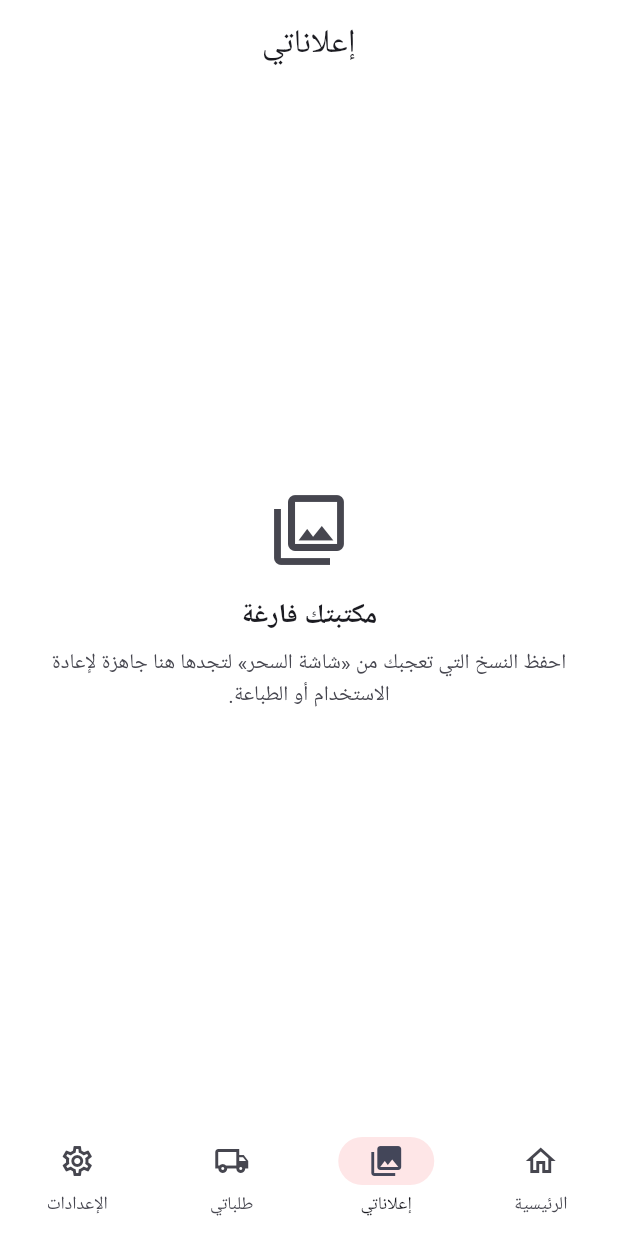
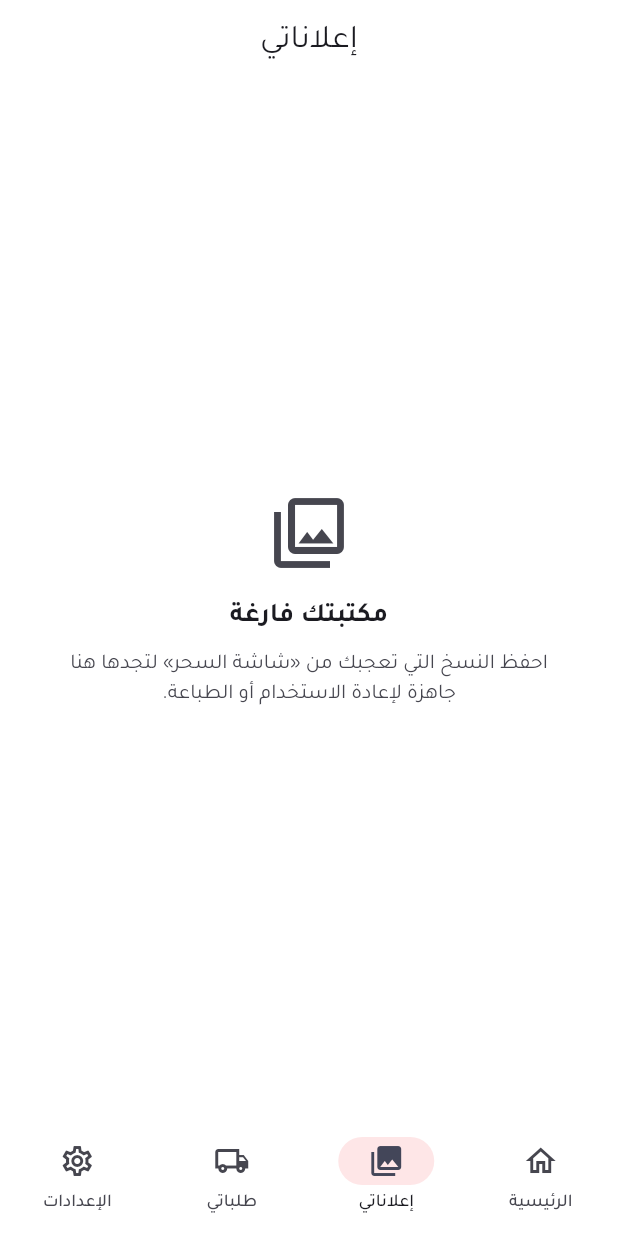
Before and after one commit to mohammed981-tjn/zol, a Flutter app: the screen it shows after launch, item 2 of the bottom bar chosen, on a phone screen of 412 x 824 dp. Run offline on Flutter 3.47's test engine with Material 3 defaults, Android fonts, the phone set to English and light mode, and no system bars.

Commit message:
تشغيل موثوق: خط Tajawal مضمّن وCanvasKit محلي للويب
- تضمين خط Tajawal العربي (SIL OFL) في assets/fonts بدل تنزيل الخطوط من CDN،
  واعتماده في السمة بما فيها أنماط نصوص الأزرار
- web/flutter_bootstrap.js مخصص لتحميل CanvasKit من النسخة المضمّنة محليًا
  حتى يعمل تطبيق الويب خلف الشبكات التي تحجب gstatic
- تم التحقق بتشغيل التطبيق فعليًا في Chromium عبر رحلة العميل كاملة
  (توليد → حفظ → طباعة → تتبع الطلب) مع لقطات شاشة ناجحة

Co-Authored-By: Claude Fable 5 <noreply@anthropic.com>
Claude-Session: https://claude.ai/code/session_01VALDLhqwfskeSHVVzjjhSQ

```diff
--- a/lib/theme/app_theme.dart
+++ b/lib/theme/app_theme.dart
@@ -22,7 +22,7 @@ ThemeData buildAppTheme(Brightness brightness) {
       tertiary: AppColors.gold,
     ),
     scaffoldBackgroundColor: isDark ? const Color(0xFF10142B) : Colors.white,
-    fontFamily: 'Roboto',
+    fontFamily: 'Tajawal',
   );
 
   return base.copyWith(
@@ -42,7 +42,11 @@ ThemeData buildAppTheme(Brightness brightness) {
         foregroundColor: Colors.white,
         padding: const EdgeInsets.symmetric(vertical: 16, horizontal: 24),
         shape: RoundedRectangleBorder(borderRadius: BorderRadius.circular(14)),
-        textStyle: const TextStyle(fontSize: 16, fontWeight: FontWeight.bold),
+        textStyle: const TextStyle(
+          fontSize: 16,
+          fontWeight: FontWeight.bold,
+          fontFamily: 'Tajawal',
+        ),
       ),
     ),
     outlinedButtonTheme: OutlinedButtonThemeData(
@@ -51,7 +55,11 @@ ThemeData buildAppTheme(Brightness brightness) {
         side: BorderSide(color: base.colorScheme.primary),
         padding: const EdgeInsets.symmetric(vertical: 16, horizontal: 24),
         shape: RoundedRectangleBorder(borderRadius: BorderRadius.circular(14)),
-        textStyle: const TextStyle(fontSize: 16, fontWeight: FontWeight.bold),
+        textStyle: const TextStyle(
+          fontSize: 16,
+          fontWeight: FontWeight.bold,
+          fontFamily: 'Tajawal',
+        ),
       ),
     ),
   );
```
Also changed, not shown: pubspec.yaml (+9 -19 lines), assets/fonts/Tajawal-Bold.ttf (added), assets/fonts/Tajawal-Medium.ttf (added), assets/fonts/Tajawal-Regular.ttf (added), 2 other files.
